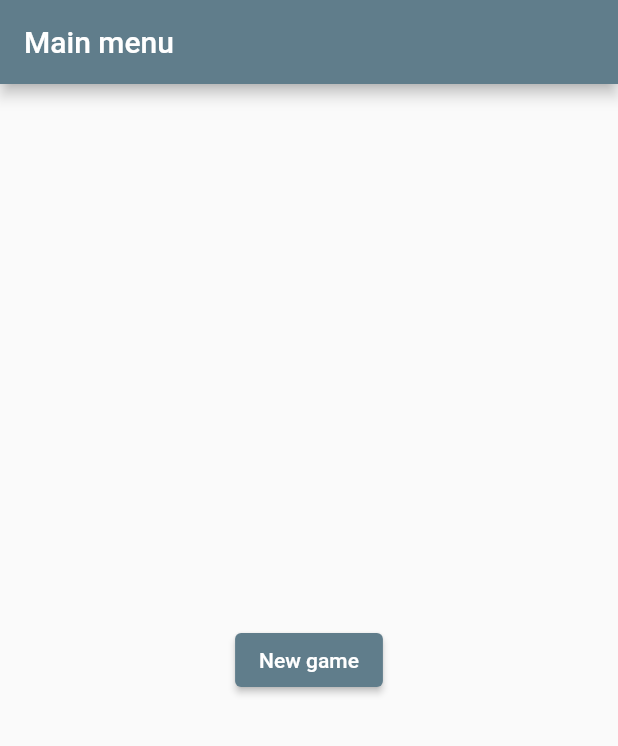
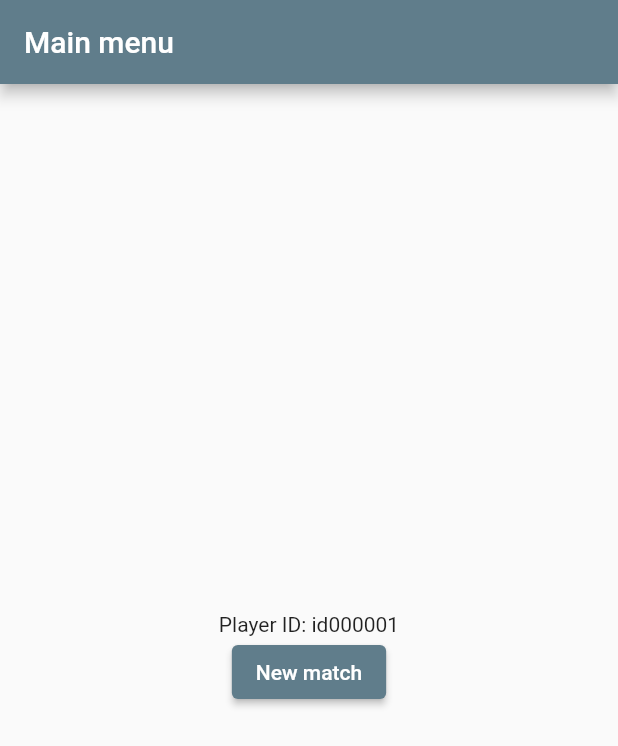
Before and after one commit to mmarotti/grupovermelho20211, a Flutter app: the screen it shows after launch, on a phone screen of 412 x 824 dp. Shown: the top 746 px of the screen. Run offline on Flutter 3.47's test engine with Material 2 defaults, Android fonts, the phone set to English and light mode, and no system bars; our stand-ins replace cloud_firestore, firebase_core; accounts and stored records are empty.

Commit message:
Now creating player on APP startup

```diff
--- a/lib/main.dart
+++ b/lib/main.dart
@@ -1,16 +1,32 @@
 import 'package:flutter/material.dart';
 import 'package:firebase_core/firebase_core.dart';
+import 'package:cloud_firestore/cloud_firestore.dart';
 import 'mainMenu.dart';
 
 void main() async {
   WidgetsFlutterBinding.ensureInitialized();
   await Firebase.initializeApp();
-  runApp(App());
+
+  // Initializing player
+
+  final database = FirebaseFirestore.instance;
+
+  final CollectionReference _playersCollection = database.collection('players');
+  final playerReference =
+      await _playersCollection.add({"createdAt": new DateTime.now()});
+
+  runApp(App(
+    playerReference: playerReference,
+  ));
 }
 
 // Root widget of your application.
 
 class App extends StatelessWidget {
+  App({Key? key, required this.playerReference}) : super(key: key);
+
+  final DocumentReference playerReference;
+
   @override
   Widget build(BuildContext context) {
     return MaterialApp(
@@ -18,7 +34,9 @@ class App extends StatelessWidget {
       theme: ThemeData(
         primarySwatch: Colors.blueGrey,
       ),
-      home: MainMenu(),
+      home: MainMenu(
+        playerReference: playerReference,
+      ),
     );
   }
 }
--- a/lib/mainMenu.dart
+++ b/lib/mainMenu.dart
@@ -6,7 +6,9 @@ import 'match.dart';
 // Main menu widget, responsible for rendering new game options
 
 class MainMenu extends StatefulWidget {
-  MainMenu({Key? key}) : super(key: key);
+  MainMenu({Key? key, required this.playerReference}) : super(key: key);
+
+  final DocumentReference playerReference;
 
   @override
   _MainMenuState createState() => _MainMenuState();
@@ -25,13 +27,27 @@ class _MainMenuState extends State<MainMenu> {
         title: Text('Main menu'),
       ),
       body: Center(
-        child: Column(
+        child: StreamBuilder(
+            stream: widget.playerReference.snapshots(),
+            builder: (_, AsyncSnapshot<DocumentSnapshot> snapshot) {
+              if (!snapshot.hasData) {
+                return Center(
+                  child: Text('Loading...'),
+                );
+              } else {
+                if (snapshot.hasError)
+                  return Text('Error: ${snapshot.error}');
+                else
+                  return Column(
                     mainAxisSize: MainAxisSize.min,
                     children: [
+                      Text('Player ID: ${widget.playerReference.id}'),
                       ElevatedButton(
                         onPressed: () async {
-                final matchReference = await _matchesCollection
-                    .add({"player_1": "123123", "player_2": null});
+                          final matchReference = await _matchesCollection.add({
+                            "player_1": widget.playerReference.id,
+                            "player_2": null
+                          });
 
                           await Navigator.push(
                             context,
@@ -40,10 +56,12 @@ class _MainMenuState extends State<MainMenu> {
                                     Match(matchReference: matchReference)),
                           );
                         },
-              child: const Text('New game'),
+                        child: const Text('New match'),
                       ),
                     ],
-        ),
+                  );
+              }
+            }),
       ),
     );
   }
```
Lines whose indentation alone changed are shown as unchanged.
